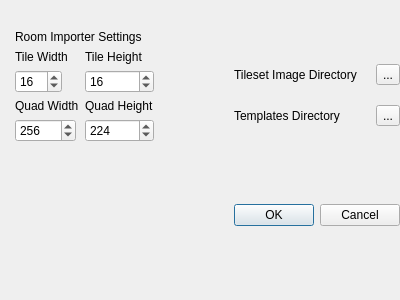
Before: the Qt Designer form src/plugins/gmx/roomimporterdialog.ui in MightyPrinny/TiledGMS14ME, drawn with Qt 5.
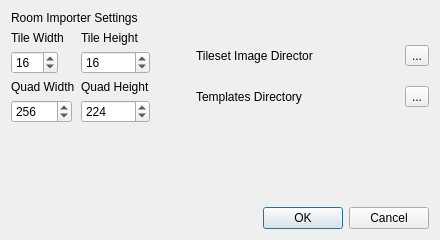
After: the same form once the commit is applied.

```diff
--- a/src/plugins/gmx/roomimporterdialog.ui
+++ b/src/plugins/gmx/roomimporterdialog.ui
@@ -6,28 +6,39 @@
    <rect>
     <x>0</x>
     <y>0</y>
-    <width>400</width>
-    <height>300</height>
+    <width>440</width>
+    <height>240</height>
    </rect>
   </property>
+  <property name="sizePolicy">
+   <sizepolicy hsizetype="Expanding" vsizetype="Expanding">
+    <horstretch>0</horstretch>
+    <verstretch>0</verstretch>
+   </sizepolicy>
+  </property>
+  <property name="minimumSize">
+   <size>
+    <width>440</width>
+    <height>240</height>
+   </size>
+  </property>
   <property name="maximumSize">
    <size>
-    <width>400</width>
-    <height>300</height>
+    <width>1000</width>
+    <height>600</height>
+   </size>
+  </property>
+  <property name="baseSize">
+   <size>
+    <width>440</width>
+    <height>240</height>
    </size>
   </property>
   <property name="windowTitle">
    <string>Dialog</string>
   </property>
-  <widget class="QWidget" name="">
-   <property name="geometry">
-    <rect>
-     <x>15</x>
-     <y>30</y>
-     <width>385</width>
-     <height>196</height>
-    </rect>
-   </property>
+  <layout class="QGridLayout" name="gridLayout">
+   <item row="0" column="0">
    <layout class="QVBoxLayout" name="verticalLayout_4">
     <property name="spacing">
      <number>6</number>
@@ -152,9 +163,15 @@
           </item>
           <item row="2" column="1">
            <widget class="QLabel" name="templateLabel">
+             <property name="minimumSize">
+              <size>
+               <width>80</width>
+               <height>0</height>
+              </size>
+             </property>
             <property name="maximumSize">
              <size>
-              <width>32</width>
+               <width>80</width>
               <height>64</height>
              </size>
             </property>
@@ -165,9 +182,15 @@
           </item>
           <item row="1" column="1">
            <widget class="QLabel" name="imagesLabel">
+             <property name="minimumSize">
+              <size>
+               <width>80</width>
+               <height>0</height>
+              </size>
+             </property>
             <property name="maximumSize">
              <size>
-              <width>32</width>
+               <width>80</width>
               <height>64</height>
              </size>
             </property>
@@ -202,7 +225,7 @@
         <property name="sizeHint" stdset="0">
          <size>
           <width>20</width>
-          <height>40</height>
+           <height>60</height>
          </size>
         </property>
        </spacer>
@@ -217,7 +240,8 @@
      </layout>
     </item>
    </layout>
-  </widget>
+   </item>
+  </layout>
  </widget>
  <resources/>
  <connections/>
```
Lines whose indentation alone changed are shown as unchanged.
